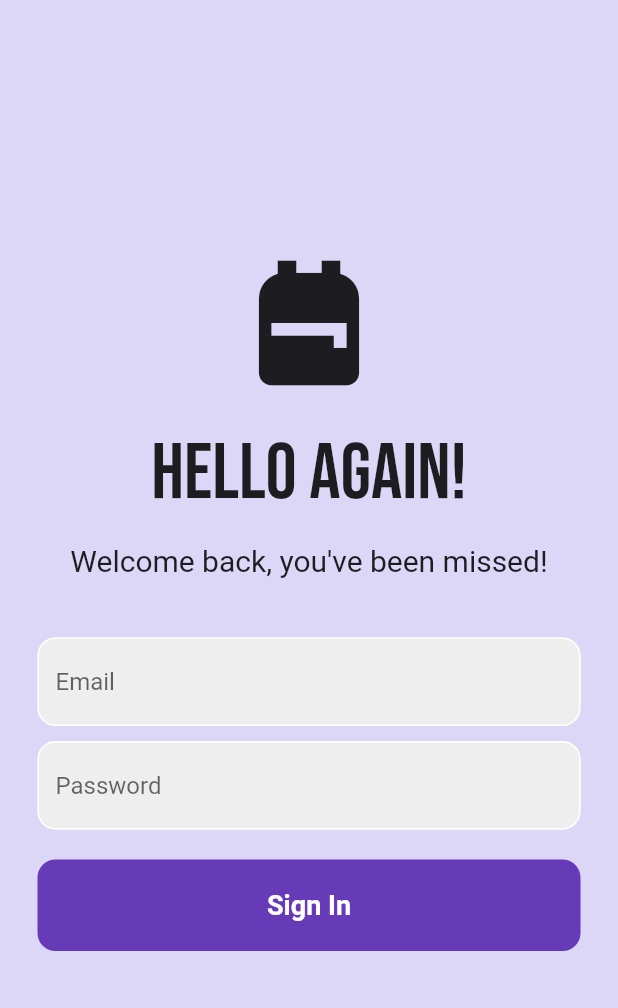
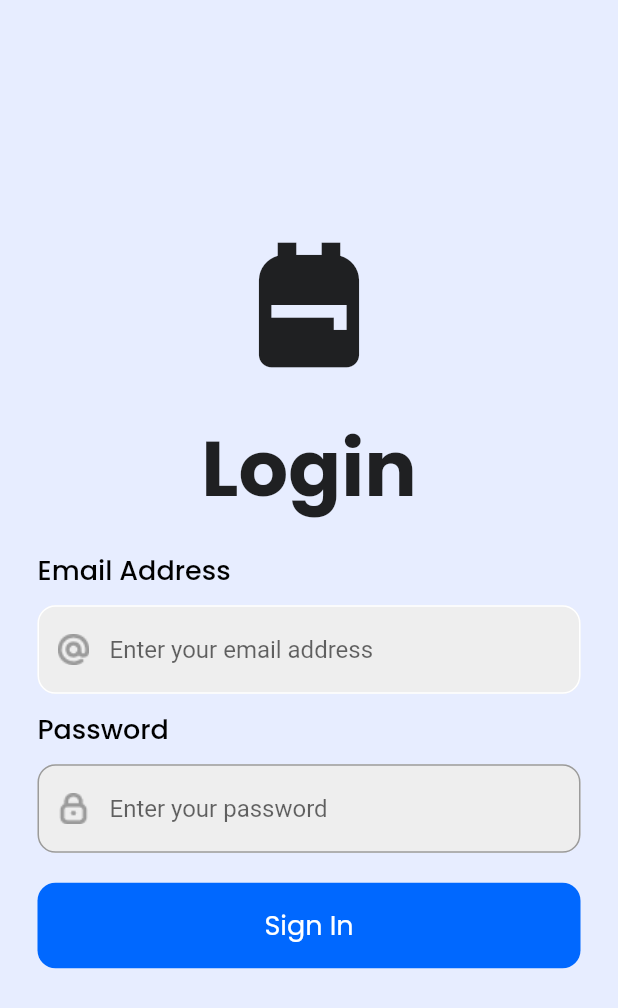
Before and after one commit to navaneethku/MediSync, a Flutter app: the screen it shows after launch, on a phone screen of 412 x 824 dp. Shown: the top 1008 px of the screen. Run offline on Flutter 3.47's test engine with Material 2 defaults, Android fonts, the light colour scheme and no system bars; our stand-ins replace google_fonts, material_design_icons_flutter.

Commit message:
Login Page done

```diff
--- /dev/null
+++ b/medi_sync/lib/home_page.dart
@@ -0,0 +1,21 @@
+import 'package:flutter/material.dart';
+import 'package:flutter/src/foundation/key.dart';
+import 'package:flutter/src/widgets/framework.dart';
+
+class HomePage extends StatefulWidget {
+  const HomePage({Key? key}) : super(key: key);
+
+  @override
+  State<HomePage> createState() => _HomePageState();
+}
+
+class _HomePageState extends State<HomePage> {
+  @override
+  Widget build(BuildContext context) {
+    return Scaffold(
+      body: Container(
+        child: Center(child: Text("HomePage")),
+      ),
+    );
+  }
+}
--- a/medi_sync/lib/login_page.dart
+++ b/medi_sync/lib/login_page.dart
@@ -2,10 +2,11 @@ import 'package:flutter/material.dart';
 import 'package:flutter/src/foundation/key.dart';
 import 'package:flutter/src/widgets/framework.dart';
 import 'package:google_fonts/google_fonts.dart';
+import 'package:material_design_icons_flutter/material_design_icons_flutter.dart';
+import 'package:medi_sync/home_page.dart';
 
 class LoginPage extends StatefulWidget {
- // final VoidCallback showRegisterPage;
-  //const LoginPage({Key? key, required this.showRegisterPage}) : super(key: key);
+  const LoginPage({Key? key}) : super(key: key);
 
   @override
   State<LoginPage> createState() => _LoginPageState();
@@ -25,7 +26,7 @@ class _LoginPageState extends State<LoginPage> {
   @override
   Widget build(BuildContext context) {
     return Scaffold(
-      backgroundColor: Color.fromARGB(255, 220, 215, 247),
+      backgroundColor: Color(0xffE7EDFF),
       body: SafeArea(
         child: Center(
           child: SingleChildScrollView(
@@ -38,19 +39,29 @@ class _LoginPageState extends State<LoginPage> {
                 ),
                 SizedBox(height: 20),
                 Text(
-                  "Hello Again!",
-                  style: GoogleFonts.bebasNeue(
+                  "Login",
+                  style: GoogleFonts.poppins(
                     fontSize: 52,
+                    fontWeight: FontWeight.bold,
+                  ),
+                  textAlign: TextAlign.start,
+                ),
+                SizedBox(height: 15),
+                Align(
+                  alignment: Alignment.centerLeft,
+                  child: Padding(
+                    padding: const EdgeInsets.symmetric(horizontal: 25.0),
+                    child: Text(
+                      'Email Address',
+                      textAlign: TextAlign.left,
+                      style: GoogleFonts.poppins(
+                          fontSize: 18,
+                          color: Colors.black,
+                          fontWeight: FontWeight.w500),
+                    ),
                   ),
                 ),
-                SizedBox(height: 15),
-                Text(
-                  "Welcome back, you\'ve been missed!",
-                  style: TextStyle(
-                    fontSize: 20,
-                  ),
-                ),
-                SizedBox(height: 40),
+                SizedBox(height: 10),
                 Padding(
                   padding: const EdgeInsets.symmetric(horizontal: 25.0),
                   child: TextField(
@@ -61,10 +72,11 @@ class _LoginPageState extends State<LoginPage> {
                         borderRadius: BorderRadius.circular(12),
                       ),
                       focusedBorder: OutlineInputBorder(
-                        borderSide: BorderSide(color: Colors.deepPurple),
+                        borderSide: BorderSide(color: Color(0xff0068FF)),
                         borderRadius: BorderRadius.circular(12),
                       ),
-                      hintText: 'Email',
+                      hintText: 'Enter your email address',
+                      prefixIcon: Image.asset("lib/Assets/email.png"),
                       fillColor: Colors.grey[200],
                       filled: true,
                     ),
@@ -73,6 +85,21 @@ class _LoginPageState extends State<LoginPage> {
                 SizedBox(
                   height: 10,
                 ),
+                Align(
+                  alignment: Alignment.centerLeft,
+                  child: Padding(
+                    padding: const EdgeInsets.symmetric(horizontal: 25.0),
+                    child: Text(
+                      'Password',
+                      textAlign: TextAlign.left,
+                      style: GoogleFonts.poppins(
+                          fontSize: 18,
+                          color: Colors.black,
+                          fontWeight: FontWeight.w500),
+                    ),
+                  ),
+                ),
+                SizedBox(height: 10),
                 Padding(
                   padding: const EdgeInsets.symmetric(horizontal: 25.0),
                   child: TextField(
@@ -80,14 +107,16 @@ class _LoginPageState extends State<LoginPage> {
                     controller: _passwordController,
                     decoration: InputDecoration(
                       enabledBorder: OutlineInputBorder(
-                        borderSide: BorderSide(color: Colors.white),
+                        borderSide: BorderSide(color: Color(0xff9B9B9B)),
                         borderRadius: BorderRadius.circular(12),
                       ),
                       focusedBorder: OutlineInputBorder(
-                        borderSide: BorderSide(color: Colors.deepPurple),
+                        borderSide: BorderSide(color: Color(0xff0068FF)),
                         borderRadius: BorderRadius.circular(12),
                       ),
-                      hintText: 'Password',
+                      hintText: 'Enter your password',
+                      hintStyle: TextStyle(fontFamily: "sans-serif"),
+                      prefixIcon: Image.asset("lib/Assets/password.png"),
                       fillColor: Colors.grey[200],
                       filled: true,
                     ),
@@ -102,19 +131,24 @@ class _LoginPageState extends State<LoginPage> {
                 Padding(
                   padding: const EdgeInsets.symmetric(horizontal: 25.0),
                   child: GestureDetector(
-                    onTap: () {},
+                    onTap: () {
+                      Navigator.push(
+                          context,
+                          MaterialPageRoute(
+                              builder: (context) => const HomePage()));
+                    },
                     child: Container(
-                      padding: EdgeInsets.all(20),
+                      padding: EdgeInsets.all(15),
                       decoration: BoxDecoration(
-                          color: Colors.deepPurple,
+                          color: Color(0xff0068FF),
                           borderRadius: BorderRadius.circular(12)),
                       child: Center(
                         child: Text(
                           'Sign In',
-                          style: TextStyle(
-                              color: Colors.white,
-                              fontWeight: FontWeight.bold,
-                              fontSize: 18),
+                          style: GoogleFonts.poppins(
+                            fontSize: 18,
+                            color: Colors.white,
+                          ),
                         ),
                       ),
                     ),
--- a/medi_sync/lib/main.dart
+++ b/medi_sync/lib/main.dart
@@ -12,6 +12,7 @@ class MyApp extends StatelessWidget {
   @override
   Widget build(BuildContext context) {
     return MaterialApp(
+      debugShowCheckedModeBanner: false,
       title: 'Flutter Demo',
       theme: ThemeData(
         // This is the theme of your application.
--- /dev/null
+++ b/medi_sync/package.json
@@ -0,0 +1,5 @@
+{
+  "dependencies": {
+    "jsonwebtoken": "^8.5.1"
+  }
+}
--- a/medi_sync/pubspec.yaml
+++ b/medi_sync/pubspec.yaml
@@ -35,6 +35,7 @@ dependencies:
   # Use with the CupertinoIcons class for iOS style icons.
   cupertino_icons: ^1.0.2
   google_fonts: ^3.0.1
+  material_design_icons_flutter: ^5.0.6996
 
 dev_dependencies:
   flutter_test:
@@ -59,7 +60,8 @@ flutter:
   uses-material-design: true
 
   # To add assets to your application, add an assets section, like this:
-  # assets:
+  assets:
+  - lib/Assets/
   #   - images/a_dot_burr.jpeg
   #   - images/a_dot_ham.jpeg
 
```
Also changed, not shown: medi_sync/lib/Assets/avatar.png (added), medi_sync/lib/Assets/email.png (added), medi_sync/lib/Assets/password.png (added), medi_sync/package-lock.json (added), medi_sync/pubspec.lock, 1 other file.
